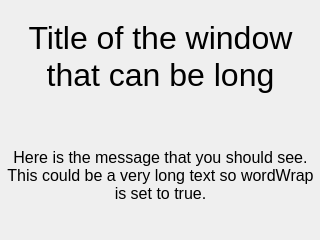
Qt form uc_projets/openchrono/gui_qt/openchrono_trunk/ui/message.ui (BackupTheBerlios/openphysic-svn) before a commit.
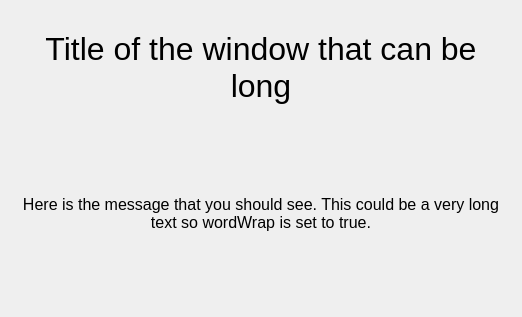
The same form after that commit.

What changed in the file:
```diff
--- a/uc_projets/openchrono/gui_qt/openchrono_trunk/ui/message.ui
+++ b/uc_projets/openchrono/gui_qt/openchrono_trunk/ui/message.ui
@@ -5,22 +5,15 @@
    <rect>
     <x>0</x>
     <y>0</y>
-    <width>320</width>
-    <height>240</height>
+    <width>522</width>
+    <height>317</height>
    </rect>
   </property>
   <property name="windowTitle" >
    <string>Message</string>
   </property>
-  <widget class="QWidget" name="verticalLayout" >
-   <property name="geometry" >
-    <rect>
-     <x>0</x>
-     <y>0</y>
-     <width>321</width>
-     <height>241</height>
-    </rect>
-   </property>
+  <layout class="QVBoxLayout" name="verticalLayout_2" >
+   <item>
    <layout class="QVBoxLayout" >
     <property name="margin" >
      <number>0</number>
@@ -47,9 +40,7 @@
     <item>
      <widget class="QLabel" name="lblTitle" >
       <property name="sizePolicy" >
-       <sizepolicy>
-        <hsizetype>7</hsizetype>
-        <vsizetype>4</vsizetype>
+        <sizepolicy vsizetype="Maximum" hsizetype="Expanding" >
         <horstretch>0</horstretch>
         <verstretch>0</verstretch>
        </sizepolicy>
@@ -89,9 +80,7 @@
     <item>
      <widget class="QLabel" name="lblMessage" >
       <property name="sizePolicy" >
-       <sizepolicy>
-        <hsizetype>7</hsizetype>
-        <vsizetype>5</vsizetype>
+        <sizepolicy vsizetype="Preferred" hsizetype="Expanding" >
         <horstretch>0</horstretch>
         <verstretch>0</verstretch>
        </sizepolicy>
@@ -129,7 +118,8 @@
      </spacer>
     </item>
    </layout>
-  </widget>
+   </item>
+  </layout>
  </widget>
  <resources/>
  <connections/>
```
Left out of the diff: 12 changed lines with no effect on the pictures. Lines whose indentation alone changed are shown as unchanged.
